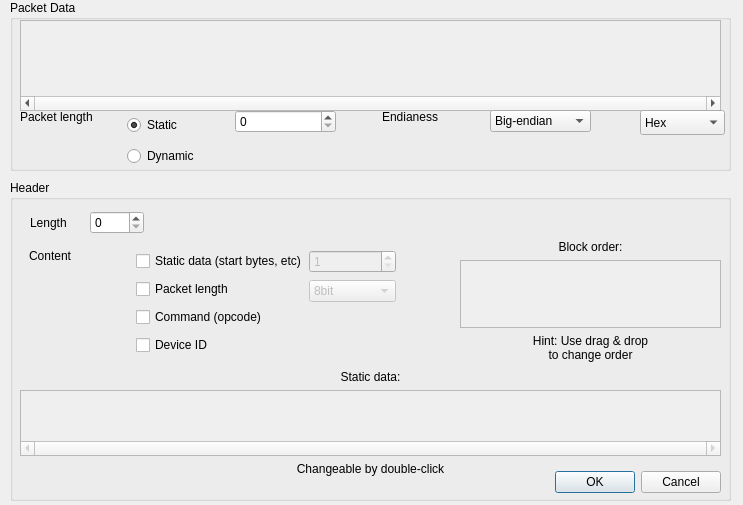
First picture: the form in src/LorrisAnalyzer/sourcedialog.ui, repository Tasssadar/Lorris, before the edit.
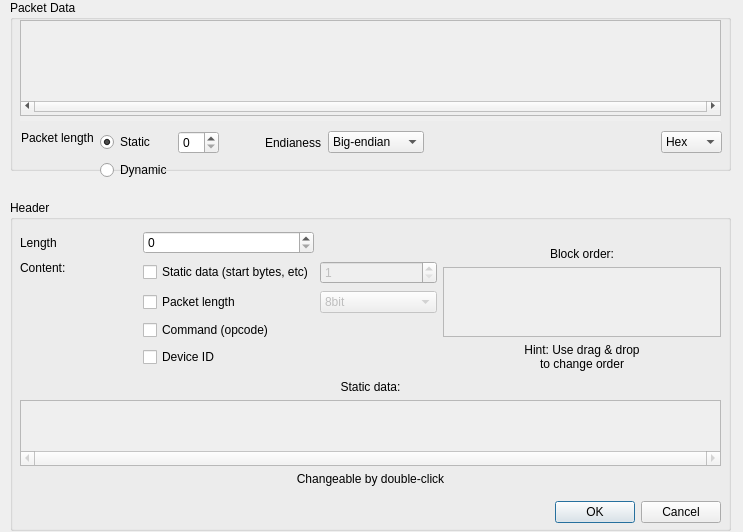
Second picture: the form after the edit.

Commit message: [169] LorrisAnalyzer: Rework SourceDialog's layout

Diff of the .ui file:
```diff
--- a/src/LorrisAnalyzer/sourcedialog.ui
+++ b/src/LorrisAnalyzer/sourcedialog.ui
@@ -7,7 +7,7 @@
     <x>0</x>
     <y>0</y>
     <width>743</width>
-    <height>505</height>
+    <height>532</height>
    </rect>
   </property>
   <property name="sizePolicy">
@@ -23,104 +23,108 @@
    <property name="geometry">
     <rect>
      <x>10</x>
-     <y>180</y>
+     <y>200</y>
      <width>721</width>
-     <height>321</height>
+     <height>331</height>
     </rect>
    </property>
    <property name="title">
     <string>Header</string>
    </property>
-   <widget class="QWidget" name="layoutWidget1">
+   <widget class="QDialogButtonBox" name="ok_close_bBox">
     <property name="geometry">
      <rect>
-      <x>20</x>
+      <x>530</x>
+      <y>300</y>
+      <width>181</width>
+      <height>25</height>
+     </rect>
+    </property>
+    <property name="standardButtons">
+     <set>QDialogButtonBox::Cancel|QDialogButtonBox::Ok</set>
+    </property>
+    <property name="centerButtons">
+     <bool>false</bool>
+    </property>
+   </widget>
+   <widget class="QWidget" name="layoutWidget">
+    <property name="geometry">
+     <rect>
+      <x>10</x>
+      <y>180</y>
+      <width>701</width>
+      <height>106</height>
+     </rect>
+    </property>
+    <layout class="QVBoxLayout" name="verticalLayout_8">
+     <item>
+      <widget class="QLabel" name="label_3">
+       <property name="text">
+        <string>Static data:</string>
+       </property>
+       <property name="alignment">
+        <set>Qt::AlignCenter</set>
+       </property>
+      </widget>
+     </item>
+     <item>
+      <widget class="QListWidget" name="staticList">
+       <property name="enabled">
+        <bool>false</bool>
+       </property>
+       <property name="verticalScrollBarPolicy">
+        <enum>Qt::ScrollBarAlwaysOff</enum>
+       </property>
+       <property name="horizontalScrollBarPolicy">
+        <enum>Qt::ScrollBarAlwaysOn</enum>
+       </property>
+       <property name="flow">
+        <enum>QListView::LeftToRight</enum>
+       </property>
+      </widget>
+     </item>
+     <item>
+      <widget class="QLabel" name="label_5">
+       <property name="text">
+        <string>Changeable by double-click</string>
+       </property>
+       <property name="alignment">
+        <set>Qt::AlignCenter</set>
+       </property>
+      </widget>
+     </item>
+    </layout>
+   </widget>
+   <widget class="QWidget" name="">
+    <property name="geometry">
+     <rect>
+      <x>10</x>
       <y>30</y>
-      <width>114</width>
-      <height>26</height>
+      <width>701</width>
+      <height>141</height>
      </rect>
     </property>
-    <layout class="QHBoxLayout" name="horizontalLayout">
+    <layout class="QHBoxLayout" name="horizontalLayout" stretch="3,2">
      <item>
-      <widget class="QLabel" name="h_len_label">
-       <property name="text">
-        <string>Length</string>
-       </property>
-      </widget>
-     </item>
-     <item>
-      <widget class="QSpinBox" name="header_len_box"/>
-     </item>
-    </layout>
-   </widget>
-   <widget class="QWidget" name="layoutWidget2">
-    <property name="geometry">
-     <rect>
-      <x>19</x>
-      <y>69</y>
-      <width>278</width>
-      <height>111</height>
-     </rect>
-    </property>
-    <layout class="QHBoxLayout" name="horizontalLayout_3">
-     <item>
+      <layout class="QGridLayout" name="gridLayout">
+       <item row="1" column="0">
       <widget class="QLabel" name="conten_label">
        <property name="text">
-        <string>Content</string>
+          <string>Content:</string>
        </property>
        <property name="alignment">
         <set>Qt::AlignLeading|Qt::AlignLeft|Qt::AlignTop</set>
        </property>
       </widget>
      </item>
-     <item>
-      <layout class="QVBoxLayout" name="verticalLayout_2" stretch="1,1,1,1">
-       <item>
+       <item row="1" column="1">
         <widget class="QCheckBox" name="static_check">
          <property name="text">
           <string>Static data (start bytes, etc)</string>
          </property>
         </widget>
        </item>
-       <item>
-        <widget class="QCheckBox" name="len_check">
-         <property name="enabled">
-          <bool>true</bool>
-         </property>
-         <property name="text">
-          <string>Packet length</string>
-         </property>
-        </widget>
-       </item>
-       <item>
-        <widget class="QCheckBox" name="cmd_check">
-         <property name="text">
-          <string>Command (opcode)</string>
-         </property>
-        </widget>
-       </item>
-       <item>
-        <widget class="QCheckBox" name="id_check">
-         <property name="text">
-          <string>Device ID</string>
-         </property>
-        </widget>
-       </item>
-      </layout>
-     </item>
-    </layout>
-   </widget>
-   <widget class="QWidget" name="layoutWidget3">
-    <property name="geometry">
-     <rect>
-      <x>299</x>
-      <y>69</y>
-      <width>87</width>
-      <height>55</height>
-     </rect>
-    </property>
-    <layout class="QVBoxLayout" name="verticalLayout_3">
-     <item>
+       <item row="1" column="2">
       <widget class="QSpinBox" name="static_len_box">
        <property name="enabled">
         <bool>false</bool>
@@ -133,7 +137,17 @@
        </property>
       </widget>
      </item>
-     <item>
+       <item row="2" column="1">
+        <widget class="QCheckBox" name="len_check">
+         <property name="enabled">
+          <bool>true</bool>
+         </property>
+         <property name="text">
+          <string>Packet length</string>
+         </property>
+        </widget>
+       </item>
+       <item row="2" column="2">
       <widget class="QComboBox" name="len_fmt_box">
        <property name="enabled">
         <bool>false</bool>
@@ -155,18 +169,47 @@
        </item>
       </widget>
      </item>
-    </layout>
-   </widget>
-   <widget class="QWidget" name="layoutWidget4">
-    <property name="geometry">
-     <rect>
-      <x>450</x>
-      <y>60</y>
-      <width>261</width>
-      <height>122</height>
-     </rect>
-    </property>
+       <item row="3" column="1">
+        <widget class="QCheckBox" name="cmd_check">
+         <property name="text">
+          <string>Command (opcode)</string>
+         </property>
+        </widget>
+       </item>
+       <item row="4" column="1">
+        <widget class="QCheckBox" name="id_check">
+         <property name="text">
+          <string>Device ID</string>
+         </property>
+        </widget>
+       </item>
+       <item row="0" column="0">
+        <widget class="QLabel" name="h_len_label">
+         <property name="text">
+          <string>Length</string>
+         </property>
+        </widget>
+       </item>
+       <item row="0" column="1">
+        <widget class="QSpinBox" name="header_len_box"/>
+       </item>
+      </layout>
+     </item>
+     <item>
     <layout class="QVBoxLayout" name="verticalLayout_5">
+       <item>
+        <spacer name="verticalSpacer_4">
+         <property name="orientation">
+          <enum>Qt::Vertical</enum>
+         </property>
+         <property name="sizeHint" stdset="0">
+          <size>
+           <width>20</width>
+           <height>40</height>
+          </size>
+         </property>
+        </spacer>
+       </item>
      <item>
       <widget class="QLabel" name="label_4">
        <property name="text">
@@ -190,7 +233,7 @@
          <rect>
           <x>0</x>
           <y>0</y>
-          <width>253</width>
+            <width>270</width>
           <height>58</height>
          </rect>
         </property>
@@ -209,68 +252,6 @@
       </widget>
      </item>
     </layout>
-   </widget>
-   <widget class="QDialogButtonBox" name="ok_close_bBox">
-    <property name="geometry">
-     <rect>
-      <x>530</x>
-      <y>290</y>
-      <width>181</width>
-      <height>25</height>
-     </rect>
-    </property>
-    <property name="standardButtons">
-     <set>QDialogButtonBox::Cancel|QDialogButtonBox::Ok</set>
-    </property>
-    <property name="centerButtons">
-     <bool>false</bool>
-    </property>
-   </widget>
-   <widget class="QWidget" name="layoutWidget">
-    <property name="geometry">
-     <rect>
-      <x>10</x>
-      <y>190</y>
-      <width>701</width>
-      <height>106</height>
-     </rect>
-    </property>
-    <layout class="QVBoxLayout" name="verticalLayout_8">
-     <item>
-      <widget class="QLabel" name="label_3">
-       <property name="text">
-        <string>Static data:</string>
-       </property>
-       <property name="alignment">
-        <set>Qt::AlignCenter</set>
-       </property>
-      </widget>
-     </item>
-     <item>
-      <widget class="QListWidget" name="staticList">
-       <property name="enabled">
-        <bool>false</bool>
-       </property>
-       <property name="verticalScrollBarPolicy">
-        <enum>Qt::ScrollBarAlwaysOff</enum>
-       </property>
-       <property name="horizontalScrollBarPolicy">
-        <enum>Qt::ScrollBarAlwaysOn</enum>
-       </property>
-       <property name="flow">
-        <enum>QListView::LeftToRight</enum>
-       </property>
-      </widget>
-     </item>
-     <item>
-      <widget class="QLabel" name="label_5">
-       <property name="text">
-        <string>Changeable by double-click</string>
-       </property>
-       <property name="alignment">
-        <set>Qt::AlignCenter</set>
-       </property>
-      </widget>
      </item>
     </layout>
    </widget>
@@ -293,7 +274,7 @@
       <x>10</x>
       <y>20</y>
       <width>701</width>
-      <height>91</height>
+      <height>101</height>
      </rect>
     </property>
     <property name="sizePolicy">
@@ -302,6 +283,9 @@
       <verstretch>0</verstretch>
      </sizepolicy>
     </property>
+    <property name="styleSheet">
+     <string notr="true">margin-bottom: 5px</string>
+    </property>
     <property name="horizontalScrollBarPolicy">
      <enum>Qt::ScrollBarAlwaysOn</enum>
     </property>
@@ -313,23 +297,24 @@
       <rect>
        <x>0</x>
        <y>0</y>
-       <width>695</width>
+       <width>685</width>
        <height>68</height>
       </rect>
      </property>
     </widget>
    </widget>
-   <widget class="QWidget" name="layoutWidget5">
+  </widget>
+  <widget class="QWidget" name="">
     <property name="geometry">
      <rect>
-      <x>10</x>
-      <y>110</y>
-      <width>571</width>
-      <height>61</height>
-     </rect>
-    </property>
-    <layout class="QHBoxLayout" name="horizontalLayout_2">
-     <item>
+     <x>21</x>
+     <y>131</y>
+     <width>701</width>
+     <height>50</height>
+    </rect>
+   </property>
+   <layout class="QGridLayout" name="gridLayout_2">
+    <item row="0" column="0">
       <widget class="QLabel" name="len_label">
        <property name="text">
         <string>Packet length</string>
@@ -339,9 +324,7 @@
        </property>
       </widget>
      </item>
-     <item>
-      <layout class="QVBoxLayout" name="verticalLayout">
-       <item>
+    <item row="0" column="1">
         <widget class="QRadioButton" name="len_static">
          <property name="text">
           <string>Static</string>
@@ -351,57 +334,10 @@
          </property>
         </widget>
        </item>
-       <item>
-        <widget class="QRadioButton" name="len_dynamic">
-         <property name="text">
-          <string>Dynamic</string>
-         </property>
-        </widget>
-       </item>
-      </layout>
-     </item>
-     <item>
-      <layout class="QVBoxLayout" name="verticalLayout_4">
-       <item>
+    <item row="0" column="2">
         <widget class="QSpinBox" name="len_box"/>
        </item>
-       <item>
-        <spacer name="verticalSpacer">
-         <property name="orientation">
-          <enum>Qt::Vertical</enum>
-         </property>
-         <property name="sizeType">
-          <enum>QSizePolicy::Expanding</enum>
-         </property>
-         <property name="sizeHint" stdset="0">
-          <size>
-           <width>20</width>
-           <height>10</height>
-          </size>
-         </property>
-        </spacer>
-       </item>
-      </layout>
-     </item>
-     <item>
-      <spacer name="horizontalSpacer">
-       <property name="orientation">
-        <enum>Qt::Horizontal</enum>
-       </property>
-       <property name="sizeType">
-        <enum>QSizePolicy::Fixed</enum>
-       </property>
-       <property name="sizeHint" stdset="0">
-        <size>
-         <width>40</width>
-         <height>20</height>
-        </size>
-       </property>
-      </spacer>
-     </item>
-     <item>
-      <layout class="QVBoxLayout" name="verticalLayout_7">
-       <item>
+    <item row="0" column="4">
         <widget class="QLabel" name="label_2">
          <property name="text">
           <string>Endianess</string>
@@ -411,24 +347,7 @@
          </property>
         </widget>
        </item>
-       <item>
-        <spacer name="verticalSpacer_3">
-         <property name="orientation">
-          <enum>Qt::Vertical</enum>
-         </property>
-         <property name="sizeHint" stdset="0">
-          <size>
-           <width>20</width>
-           <height>40</height>
-          </size>
-         </property>
-        </spacer>
-       </item>
-      </layout>
-     </item>
-     <item>
-      <layout class="QVBoxLayout" name="verticalLayout_6">
-       <item>
+    <item row="0" column="5">
         <widget class="QComboBox" name="endianBox">
          <item>
           <property name="text">
@@ -442,32 +361,31 @@
          </item>
         </widget>
        </item>
-       <item>
-        <spacer name="verticalSpacer_2">
+    <item row="1" column="1">
+     <widget class="QRadioButton" name="len_dynamic">
+      <property name="text">
+       <string>Dynamic</string>
+      </property>
+     </widget>
+    </item>
+    <item row="0" column="3">
+     <spacer name="horizontalSpacer">
          <property name="orientation">
-          <enum>Qt::Vertical</enum>
+       <enum>Qt::Horizontal</enum>
+      </property>
+      <property name="sizeType">
+       <enum>QSizePolicy::Fixed</enum>
          </property>
          <property name="sizeHint" stdset="0">
           <size>
-           <width>20</width>
-           <height>40</height>
+        <width>40</width>
+        <height>20</height>
           </size>
          </property>
         </spacer>
        </item>
-      </layout>
-     </item>
-    </layout>
-   </widget>
+    <item row="0" column="7">
    <widget class="QComboBox" name="fmt_combo">
-    <property name="geometry">
-     <rect>
-      <x>630</x>
-      <y>110</y>
-      <width>85</width>
-      <height>25</height>
-     </rect>
-    </property>
     <item>
      <property name="text">
       <string>Hex</string>
@@ -484,6 +402,21 @@
      </property>
     </item>
    </widget>
+    </item>
+    <item row="0" column="6">
+     <spacer name="horizontalSpacer_2">
+      <property name="orientation">
+       <enum>Qt::Horizontal</enum>
+      </property>
+      <property name="sizeHint" stdset="0">
+       <size>
+        <width>40</width>
+        <height>20</height>
+       </size>
+      </property>
+     </spacer>
+    </item>
+   </layout>
   </widget>
  </widget>
  <resources/>
```
Left out of the diff: 2 changed lines with no effect on the pictures. Lines whose indentation alone changed are shown as unchanged. The commit also changes 5 other files.
